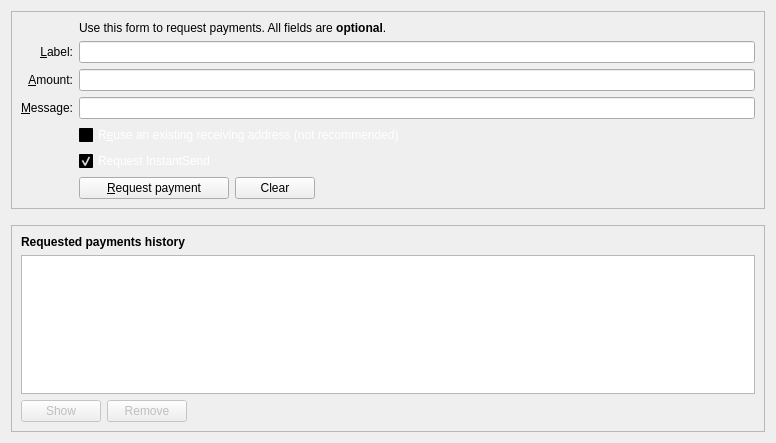
This is src/qt/forms/receivecoinsdialog.ui in Zero-Dynamics/cash-core as Qt 5 draws it before an edit. The edited form follows.
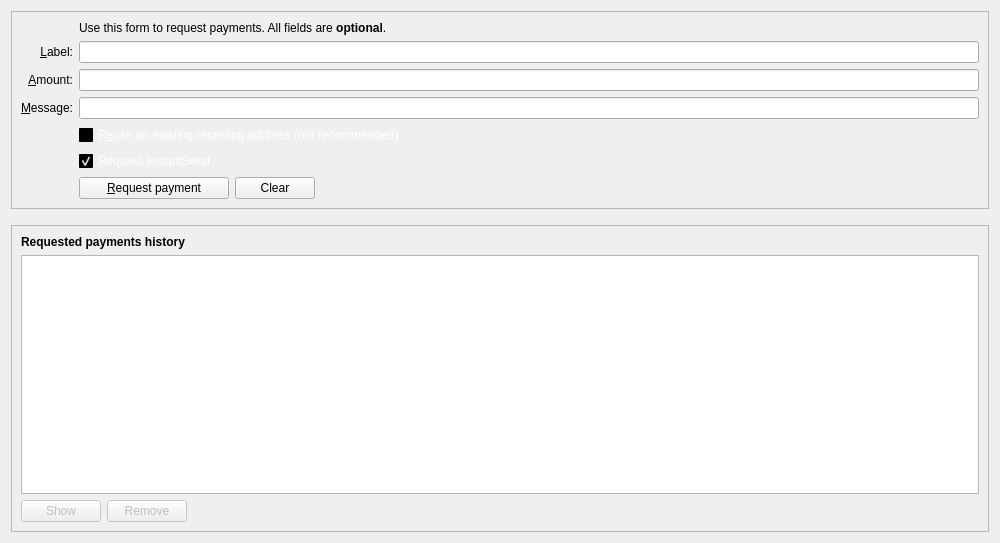
This is the edited form. Custom widgets are drawn as their Qt base class.

Patch:
```diff
--- a/src/qt/forms/receivecoinsdialog.ui
+++ b/src/qt/forms/receivecoinsdialog.ui
@@ -6,8 +6,8 @@
    <rect>
     <x>0</x>
     <y>0</y>
-    <width>776</width>
-    <height>443</height>
+    <width>1000</width>
+    <height>543</height>
    </rect>
   </property>
   <layout class="QVBoxLayout" name="verticalLayout" stretch="0,0,1">
```
